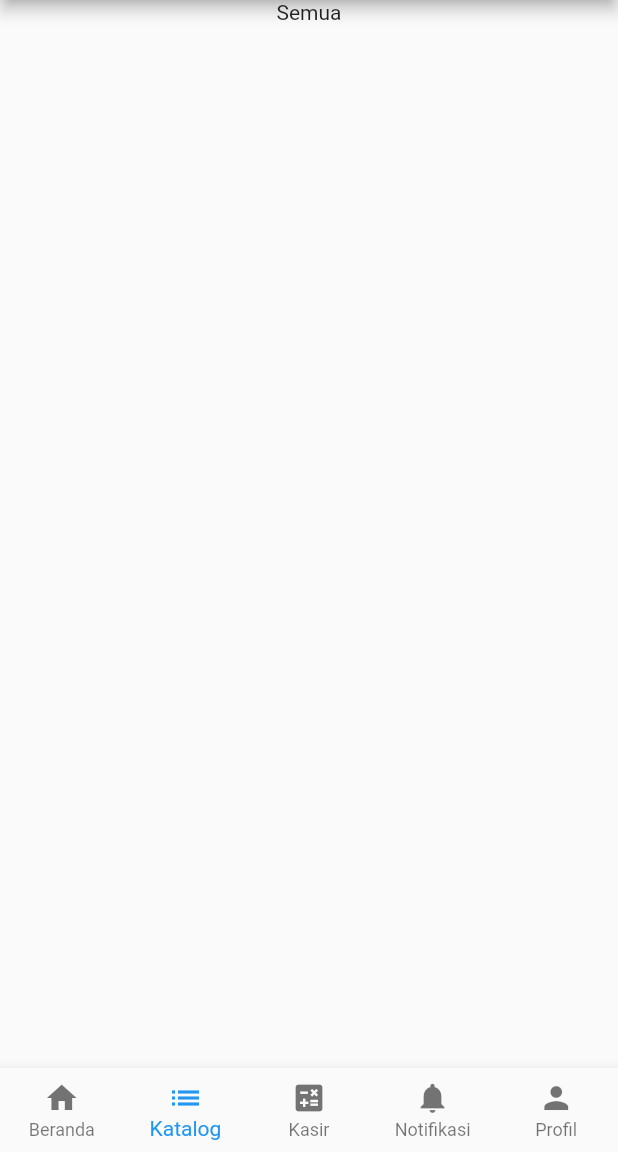
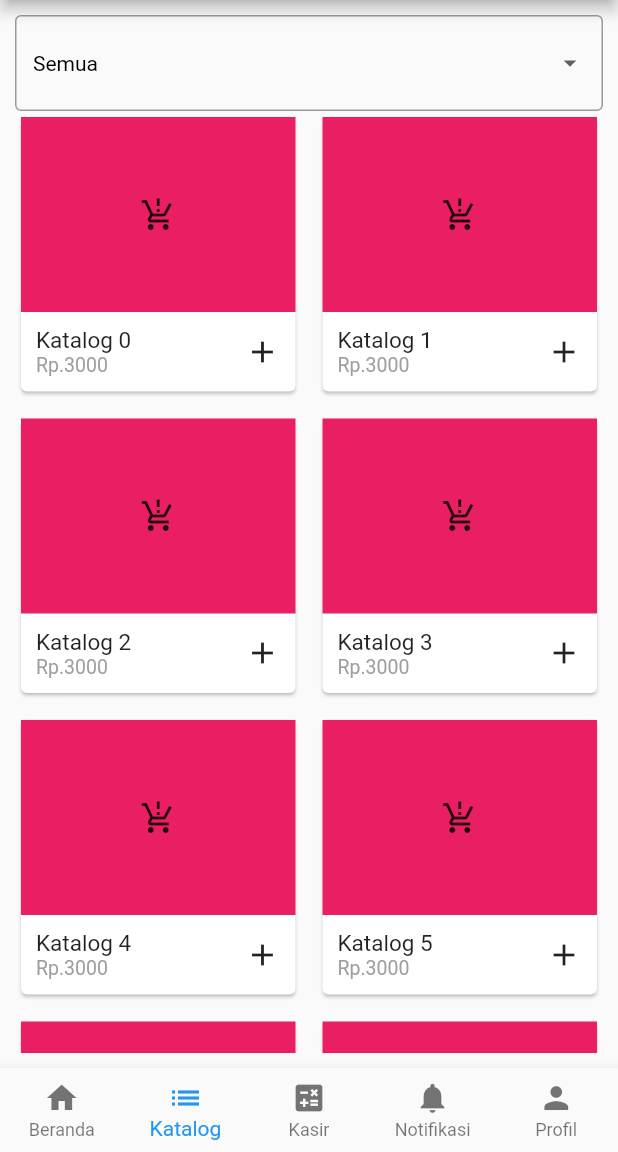
Before and after one commit to AgassiPutra/e_warung, a Flutter app: the NavBar screen opened directly, item 2 of the bottom bar chosen, on a phone screen of 412 x 824 dp, the part 84-1236 px from its top. Run offline on Flutter 3.47's test engine with Material 2 defaults, Android fonts, the phone set to English and light mode, and no system bars; our stand-ins replace material_floating_search_bar, shared_preferences; accounts and stored records are empty.

Commit message:
Memperbaiki tampilan kasir dan katalog

```diff
--- a/lib/screens/warung/dashboard.dart
+++ b/lib/screens/warung/dashboard.dart
@@ -34,7 +34,8 @@ class _NavBarState extends State<NavBar> {
   int _selectedNavbar = 0;
   final List<Widget> _children = [
     Home(),
-    Product(),
+    Katalog(),
+    Kasir(),
     ProfileScreen(),
   ];
 
--- a/lib/screens/warung/kasir.dart
+++ b/lib/screens/warung/kasir.dart
@@ -1,31 +1,13 @@
 import "package:flutter/material.dart";
 import 'package:shared_preferences/shared_preferences.dart';
 
-// class Kasir extends StatelessWidget{
-//   const Kasir({Key? key}) : super(key: key);
-
-//   @override
-//   Widget build(BuildContext context){
-//     return MaterialApp(
-//       debugShowCheckedModeBanner: false,
-//       home:Scaffold(
-//         appBar: AppBar(
-//           title: Text('Transaksi'),
-//           body
-//         ),
-
-//       )
-//     );
-//   }
-// }
-
-class Product extends StatefulWidget{
-  const Product({Key? key}) : super(key: key);
+class Kasir extends StatefulWidget{
+  const Kasir({Key? key}) : super(key: key);
 
   @override
-  _ProductState createState() => _ProductState();
+  _KasirState createState() => _KasirState();
 }
-class _ProductState extends State<Product>{
+class _KasirState extends State<Kasir>{
   String dropdownValue = 'Semua';
 
   @override
@@ -56,14 +38,14 @@ class _ProductState extends State<Product>{
           ),
 
         ),
-        body: Column(
-          children: [
-            Container(
-              padding: const EdgeInsets.all(10)
-              child:DropdownButton<String>(
+        body: Container(
+          padding: const EdgeInsets.all(10),
+          child:Column(
+            children: [
+              DropdownButtonFormField<String>(
                 value: dropdownValue,
                 icon: const Icon(Icons.arrow_drop_down),
-                iconSize: 14,
+                iconSize: 20,
                 elevation: 16,
                 isExpanded: true,
                 style: const TextStyle(color: Colors.black),
@@ -72,20 +54,53 @@ class _ProductState extends State<Product>{
                     dropdownValue = newValue!;
                   });
                 },
-                items: <String>['Semua', 'Daging', 'Sayur', 'Buah']
-                    .map<DropdownMenuItem<String>>((String value) {
+                decoration: InputDecoration(
+                  border:OutlineInputBorder(),
+                ),
+                items: <String>['Semua', 'Daging', 'Sayur', 'Buah'].map<DropdownMenuItem<String>>((String value) {
                   return DropdownMenuItem<String>(
                     value: value,
                     child: Text(value),
                   );
                 }).toList(),
               ),
-            ),
-            Text(dropdownValue),
+              Expanded(child:listViewProduct())
           ],
+        )
         )
       )
     );
 
   }
+  Widget listViewProduct(){
+    final List<String> entries = <String>['A', 'B', 'C', 'D', 'E', 'F', 'G'];
+
+    return ListView.separated(
+      padding: const EdgeInsets.all(8),
+      itemCount: entries.length,
+      itemBuilder: (BuildContext context, int index) {
+        return Container(
+            height: 100,
+            child: Card(
+              child: FlatButton(
+                onPressed: () async {
+                  print(index);
+                },
+                child: Column(
+                  mainAxisSize: MainAxisSize.min,
+                  children: <Widget>[
+                    ListTile(
+                      leading: Icon(Icons.production_quantity_limits),
+                      title: Text('Produk ${entries[index]}'),
+                      subtitle: Text('Harga '),
+                    ),
+                  ],
+                ),
+              ),
+            ));
+      },
+      separatorBuilder: (BuildContext context, int index) => const Divider(),
+    );
+  }
+
 }
--- a/lib/screens/warung/katalog.dart
+++ b/lib/screens/warung/katalog.dart
@@ -0,0 +1,114 @@
+import "package:flutter/material.dart";
+import 'package:shared_preferences/shared_preferences.dart';
+
+class Katalog extends StatefulWidget{
+  const Katalog({Key? key}) : super(key: key);
+
+  @override
+  _KatalogState createState() => _KatalogState();
+}
+class _KatalogState extends State<Katalog>{
+  String dropdownValue = 'Semua';
+
+  @override
+  Widget build(BuildContext context) {
+    return MaterialApp(
+      debugShowCheckedModeBanner: false,
+      home:Scaffold(
+        appBar:AppBar(
+          title: Container(
+            padding:const EdgeInsets.all(10),
+            height:65,
+            child:Row(
+              children: [
+                Expanded(
+                  child: TextField(
+                    decoration: const InputDecoration(
+                      fillColor: Colors.white,
+                      filled:true,
+                      hintText: "Cari Produk",
+                      suffixIcon: Icon(Icons.search),
+                      isDense: true,
+                      contentPadding: EdgeInsets.all(15)
+                    )
+                  ),
+                ),
+              ],
+          ),
+          ),
+
+        ),
+        body: Container(
+          padding: const EdgeInsets.all(10),
+          child:Column(
+            children: [
+              DropdownButtonFormField<String>(
+                value: dropdownValue,
+                icon: const Icon(Icons.arrow_drop_down),
+                iconSize: 20,
+                elevation: 16,
+                isExpanded: true,
+                style: const TextStyle(color: Colors.black),
+                onChanged: (String? newValue) {
+                  setState(() {
+                    dropdownValue = newValue!;
+                  });
+                },
+                decoration: InputDecoration(
+                  border:OutlineInputBorder(),
+                ),
+                items: <String>['Semua', 'Daging', 'Sayur', 'Buah'].map<DropdownMenuItem<String>>((String value) {
+                  return DropdownMenuItem<String>(
+                    value: value,
+                    child: Text(value),
+                  );
+                }).toList(),
+              ),
+              Expanded(child:gridViewKatalog())
+          ],
+        )
+        )
+      )
+    );
+
+  }
+  Widget gridViewKatalog(){
+    final List<Map> myKatalogs =
+      List.generate(1000, (index) => {"id": index, "name": "Katalog $index"})
+          .toList();
+
+    return GridView.builder(
+            gridDelegate: SliverGridDelegateWithFixedCrossAxisCount(
+              crossAxisCount: 2,
+              mainAxisSpacing: 10,
+              crossAxisSpacing: 10,
+            ),
+            itemCount: myKatalogs.length,
+            itemBuilder: (BuildContext context, index) {
+              return Card(
+                  child:Column(
+                    crossAxisAlignment: CrossAxisAlignment.start,
+                    children: [
+                      Expanded(child:Container(width:200,child:Icon(Icons.production_quantity_limits),decoration: BoxDecoration(color:Colors.pink),)),
+                      Container(
+                        padding:EdgeInsets.all(10),
+                        child:Row(
+                          mainAxisAlignment: MainAxisAlignment.spaceBetween,
+                          children: [
+                            Column(
+                              crossAxisAlignment: CrossAxisAlignment.start,
+                              children: [
+                                Text(myKatalogs[index]["name"],style:TextStyle(fontSize:15)),
+                                Text("Rp.3000",style:TextStyle(fontSize:13,color: Colors.grey))
+                              ],
+                            ),
+                            Icon(Icons.add)
+                          ],
+                        )
+                      )
+                    ],
+                  )
+              );
+            });
+  }
+}
--- a/pubspec.yaml
+++ b/pubspec.yaml
@@ -39,6 +39,7 @@ dependencies:
   http: ^0.13.3
   provider: ^6.0.0
   material_floating_search_bar: ^0.3.4
+  sliding_up_panel: ^2.0.0+1
 
 dev_dependencies:
   flutter_test:
```
Also changed, not shown: pubspec.lock.
